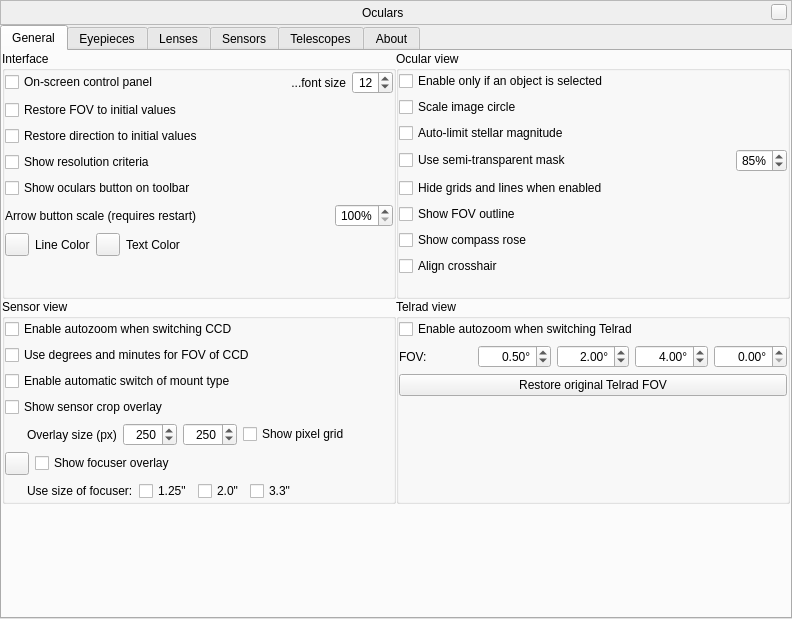
The window that plugins/Oculars/src/gui/ocularDialog.ui (Stellarium/stellarium) describes before a commit, drawn with Qt 5.
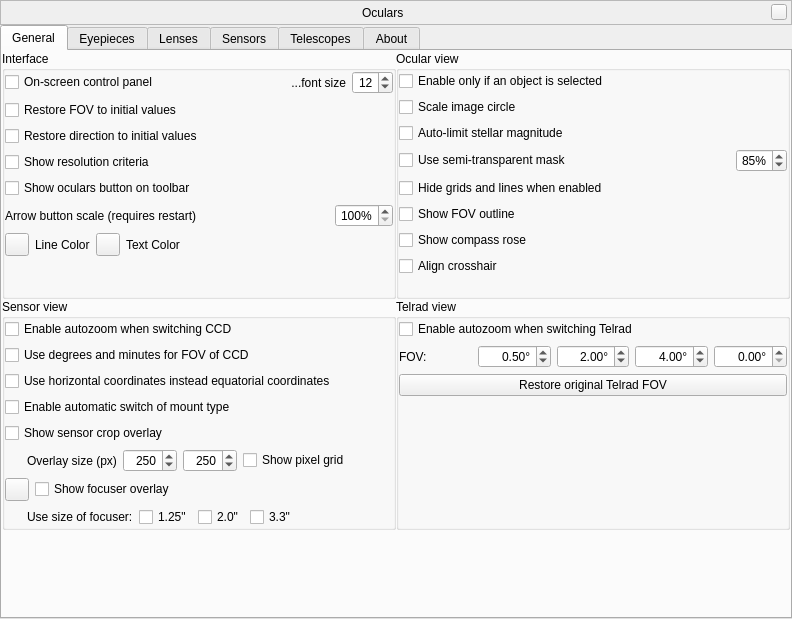
The same window after the commit. Icons and pictures are not drawn. Custom widgets are drawn as their Qt base class.

Commit message: Added supporting horizontal coordinates for the CCD sensor in Oculars plugin (fix #2672 and discussion #2670)

```diff
--- a/plugins/Oculars/src/gui/ocularDialog.ui
+++ b/plugins/Oculars/src/gui/ocularDialog.ui
@@ -576,14 +576,136 @@
              <property name="bottomMargin">
               <number>0</number>
              </property>
-             <item row="1" column="0">
-              <widget class="QCheckBox" name="checkBoxDMSDegrees">
+             <item row="3" column="0">
+              <widget class="QCheckBox" name="checkBoxTypeOfMount">
+               <property name="toolTip">
+                <string>Enable automatic switch of mount type from the telescope settings for horizontal orientation of CCD frame.</string>
+               </property>
                <property name="text">
-                <string>Use degrees and minutes for FOV of CCD</string>
+                <string>Enable automatic switch of mount type</string>
                </property>
               </widget>
              </item>
-             <item row="6" column="0">
+             <item row="0" column="0">
+              <widget class="QCheckBox" name="checkBoxCCDFOVScaling">
+               <property name="text">
+                <string>Enable autozoom when switching CCD</string>
+               </property>
+              </widget>
+             </item>
+             <item row="5" column="0">
+              <layout class="QHBoxLayout" name="guiSensorPanelHorizontalLayout">
+               <item>
+                <spacer name="horizontalSpacer_2">
+                 <property name="orientation">
+                  <enum>Qt::Horizontal</enum>
+                 </property>
+                 <property name="sizeType">
+                  <enum>QSizePolicy::Fixed</enum>
+                 </property>
+                 <property name="sizeHint" stdset="0">
+                  <size>
+                   <width>22</width>
+                   <height>20</height>
+                  </size>
+                 </property>
+                </spacer>
+               </item>
+               <item>
+                <widget class="QLabel" name="guiCcdCropOverlaySizeLabel">
+                 <property name="text">
+                  <string>Overlay size (px)</string>
+                 </property>
+                </widget>
+               </item>
+               <item>
+                <widget class="QSpinBox" name="guiCcdCropOverlayHSizeSpinBox">
+                 <property name="sizePolicy">
+                  <sizepolicy hsizetype="Maximum" vsizetype="Fixed">
+                   <horstretch>0</horstretch>
+                   <verstretch>0</verstretch>
+                  </sizepolicy>
+                 </property>
+                 <property name="maximumSize">
+                  <size>
+                   <width>70</width>
+                   <height>16777215</height>
+                  </size>
+                 </property>
+                 <property name="toolTip">
+                  <string>Horizontal size (width)</string>
+                 </property>
+                 <property name="alignment">
+                  <set>Qt::AlignRight|Qt::AlignTrailing|Qt::AlignVCenter</set>
+                 </property>
+                 <property name="minimum">
+                  <number>1</number>
+                 </property>
+                 <property name="maximum">
+                  <number>6000</number>
+                 </property>
+                 <property name="value">
+                  <number>250</number>
+                 </property>
+                </widget>
+               </item>
+               <item>
+                <widget class="QSpinBox" name="guiCcdCropOverlayVSizeSpinBox">
+                 <property name="sizePolicy">
+                  <sizepolicy hsizetype="Maximum" vsizetype="Fixed">
+                   <horstretch>0</horstretch>
+                   <verstretch>0</verstretch>
+                  </sizepolicy>
+                 </property>
+                 <property name="maximumSize">
+                  <size>
+                   <width>70</width>
+                   <height>16777215</height>
+                  </size>
+                 </property>
+                 <property name="toolTip">
+                  <string>Vertical size (height)</string>
+                 </property>
+                 <property name="alignment">
+                  <set>Qt::AlignRight|Qt::AlignTrailing|Qt::AlignVCenter</set>
+                 </property>
+                 <property name="minimum">
+                  <number>1</number>
+                 </property>
+                 <property name="maximum">
+                  <number>6000</number>
+                 </property>
+                 <property name="value">
+                  <number>250</number>
+                 </property>
+                </widget>
+               </item>
+               <item>
+                <widget class="QCheckBox" name="checkBoxShowCcdCropOverlayPixelGrid">
+                 <property name="toolTip">
+                  <string>Enable pixel grid of sensor binned pixels within sensor crop overlay.</string>
+                 </property>
+                 <property name="text">
+                  <string>Show pixel grid</string>
+                 </property>
+                </widget>
+               </item>
+               <item>
+                <spacer name="horizontalSpacer_3">
+                 <property name="orientation">
+                  <enum>Qt::Horizontal</enum>
+                 </property>
+                 <property name="sizeHint" stdset="0">
+                  <size>
+                   <width>40</width>
+                   <height>20</height>
+                  </size>
+                 </property>
+                </spacer>
+               </item>
+              </layout>
+             </item>
+             <item row="7" column="0">
               <layout class="QHBoxLayout" name="horizontalLayout_4">
                <item>
                 <widget class="QToolButton" name="focuserColorToolButton">
@@ -601,14 +723,14 @@
                </item>
               </layout>
              </item>
-             <item row="0" column="0">
-              <widget class="QCheckBox" name="checkBoxCCDFOVScaling">
+             <item row="1" column="0">
+              <widget class="QCheckBox" name="checkBoxDMSDegrees">
                <property name="text">
-                <string>Enable autozoom when switching CCD</string>
+                <string>Use degrees and minutes for FOV of CCD</string>
                </property>
               </widget>
              </item>
-             <item row="7" column="0">
+             <item row="8" column="0">
               <layout class="QHBoxLayout" name="horizontalLayout_14">
                <item>
                 <spacer name="horizontalSpacer_5">
@@ -669,7 +791,7 @@
                </item>
               </layout>
              </item>
-             <item row="3" column="0">
+             <item row="4" column="0">
               <widget class="QCheckBox" name="checkBoxShowCcdCropOverlay">
                <property name="toolTip">
                 <string>Enable a rectangular overlay showing the effective size of a number of pixels.</string>
@@ -680,127 +802,12 @@
               </widget>
              </item>
              <item row="2" column="0">
-              <widget class="QCheckBox" name="checkBoxTypeOfMount">
-               <property name="toolTip">
-                <string>Enable automatic switch of mount type from the telescope settings for horizontal orientation of CCD frame.</string>
-               </property>
+              <widget class="QCheckBox" name="checkBoxHorizontalCoordinates">
                <property name="text">
-                <string>Enable automatic switch of mount type</string>
+                <string>Use horizontal coordinates instead equatorial coordinates</string>
                </property>
               </widget>
              </item>
-             <item row="4" column="0">
-              <layout class="QHBoxLayout" name="guiSensorPanelHorizontalLayout">
-               <item>
-                <spacer name="horizontalSpacer_2">
-                 <property name="orientation">
-                  <enum>Qt::Horizontal</enum>
-                 </property>
-                 <property name="sizeType">
-                  <enum>QSizePolicy::Fixed</enum>
-                 </property>
-                 <property name="sizeHint" stdset="0">
-                  <size>
-                   <width>22</width>
-                   <height>20</height>
-                  </size>
-                 </property>
-                </spacer>
-               </item>
-               <item>
-                <widget class="QLabel" name="guiCcdCropOverlaySizeLabel">
-                 <property name="text">
-                  <string>Overlay size (px)</string>
-                 </property>
-                </widget>
-               </item>
-               <item>
-                <widget class="QSpinBox" name="guiCcdCropOverlayHSizeSpinBox">
-                 <property name="sizePolicy">
-                  <sizepolicy hsizetype="Maximum" vsizetype="Fixed">
-                   <horstretch>0</horstretch>
-                   <verstretch>0</verstretch>
-                  </sizepolicy>
-                 </property>
-                 <property name="maximumSize">
-                  <size>
-                   <width>70</width>
-                   <height>16777215</height>
-                  </size>
-                 </property>
-                 <property name="toolTip">
-                  <string>Horizontal size (width)</string>
-                 </property>
-                 <property name="alignment">
-                  <set>Qt::AlignRight|Qt::AlignTrailing|Qt::AlignVCenter</set>
-                 </property>
-                 <property name="minimum">
-                  <number>1</number>
-                 </property>
-                 <property name="maximum">
-                  <number>6000</number>
-                 </property>
-                 <property name="value">
-                  <number>250</number>
-                 </property>
-                </widget>
-               </item>
-               <item>
-                <widget class="QSpinBox" name="guiCcdCropOverlayVSizeSpinBox">
-                 <property name="sizePolicy">
-                  <sizepolicy hsizetype="Maximum" vsizetype="Fixed">
-                   <horstretch>0</horstretch>
-                   <verstretch>0</verstretch>
-                  </sizepolicy>
-                 </property>
-                 <property name="maximumSize">
-                  <size>
-                   <width>70</width>
-                   <height>16777215</height>
-                  </size>
-                 </property>
-                 <property name="toolTip">
-                  <string>Vertical size (height)</string>
-                 </property>
-                 <property name="alignment">
-                  <set>Qt::AlignRight|Qt::AlignTrailing|Qt::AlignVCenter</set>
-                 </property>
-                 <property name="minimum">
-                  <number>1</number>
-                 </property>
-                 <property name="maximum">
-                  <number>6000</number>
-                 </property>
-                 <property name="value">
-                  <number>250</number>
-                 </property>
-                </widget>
-               </item>
-               <item>
-                <widget class="QCheckBox" name="checkBoxShowCcdCropOverlayPixelGrid">
-                 <property name="toolTip">
-                  <string>Enable pixel grid of sensor binned pixels within sensor crop overlay.</string>
-                 </property>
-                 <property name="text">
-                  <string>Show pixel grid</string>
-                 </property>
-                </widget>
-               </item>
-               <item>
-                <spacer name="horizontalSpacer_3">
-                 <property name="orientation">
-                  <enum>Qt::Horizontal</enum>
-                 </property>
-                 <property name="sizeHint" stdset="0">
-                  <size>
-                   <width>40</width>
-                   <height>20</height>
-                  </size>
-                 </property>
-                </spacer>
-               </item>
-              </layout>
-             </item>
             </layout>
            </widget>
           </item>
```
The commit also changes 3 other files.
